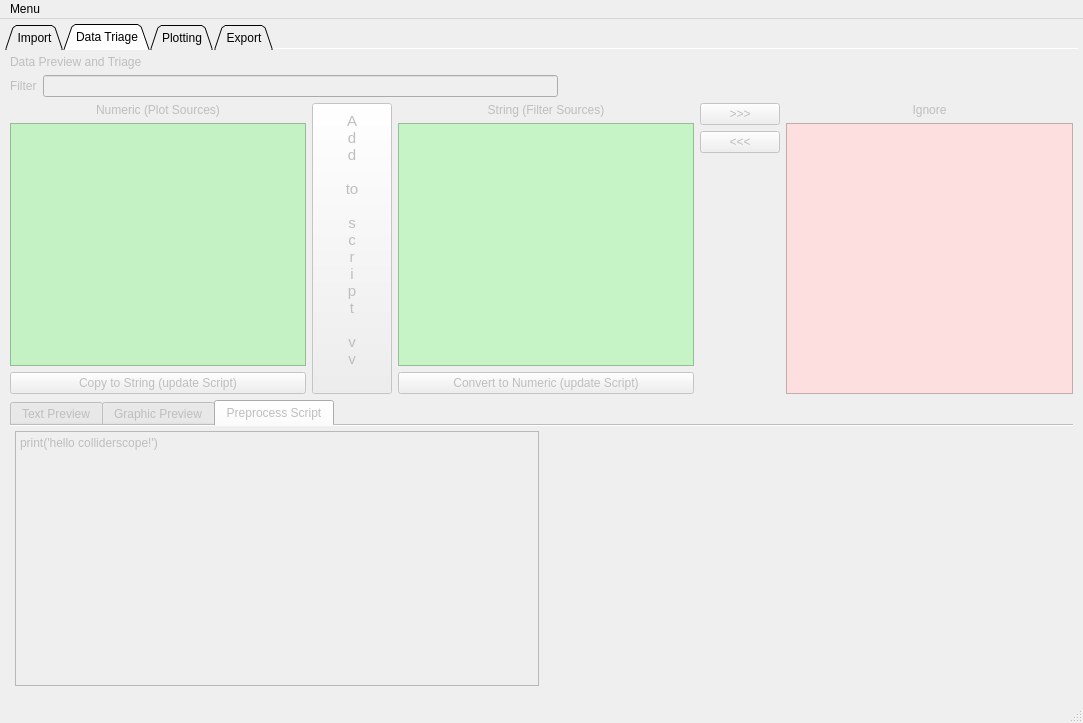
kevinanewman/colliderscope2024, file form.ui: the form before one commit.
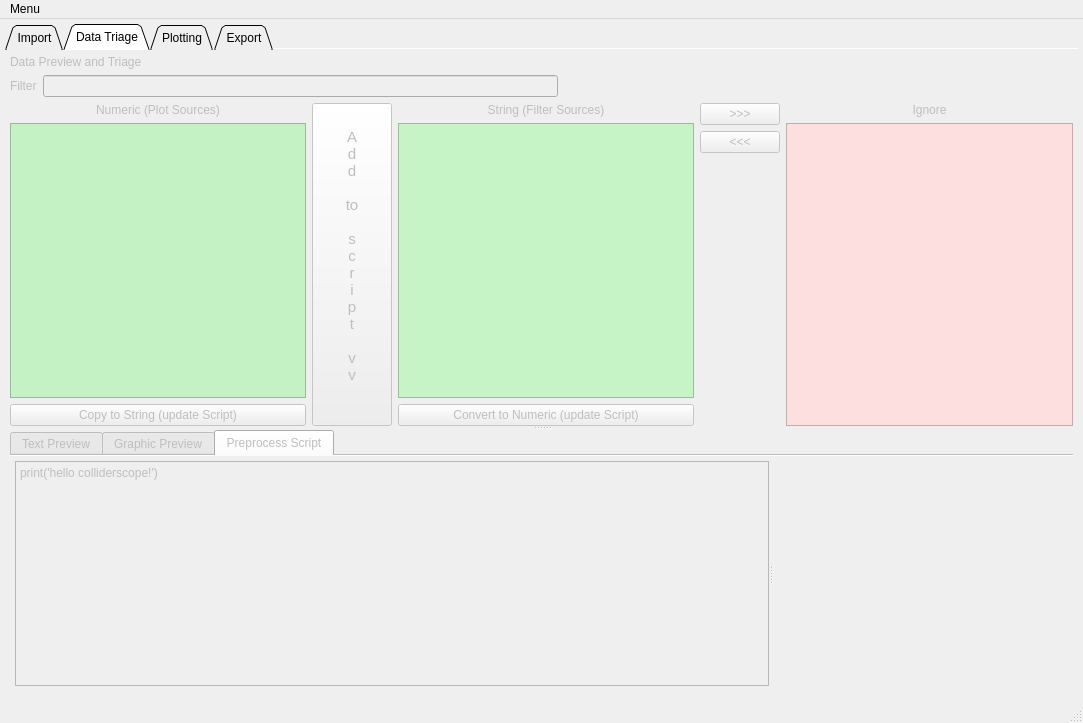
The form after the commit. The open tabs and pages were chosen to show the change. Custom widgets are drawn as their Qt base class.

Commit message: add splitters and some helpful button foci

Patch:
```diff
--- a/form.ui
+++ b/form.ui
@@ -23,7 +23,7 @@
      <verstretch>0</verstretch>
     </sizepolicy>
    </property>
-   <layout class="QHBoxLayout" name="horizontalLayout_2">
+   <layout class="QHBoxLayout" name="horizontalLayout_3">
     <property name="leftMargin">
      <number>5</number>
     </property>
@@ -606,7 +606,7 @@
        <attribute name="title">
         <string>Data Triage</string>
        </attribute>
-       <layout class="QVBoxLayout" name="verticalLayout_5">
+       <layout class="QHBoxLayout" name="horizontalLayout_4">
         <property name="leftMargin">
          <number>5</number>
         </property>
@@ -620,6 +620,14 @@
          <number>5</number>
         </property>
         <item>
+         <widget class="QSplitter" name="splitter_2">
+          <property name="orientation">
+           <enum>Qt::Vertical</enum>
+          </property>
+          <property name="childrenCollapsible">
+           <bool>false</bool>
+          </property>
+          <widget class="QWidget" name="">
          <layout class="QVBoxLayout" name="verticalLayout_3">
           <item>
            <widget class="QLabel" name="label">
@@ -655,10 +663,8 @@
             </item>
            </layout>
           </item>
-         </layout>
-        </item>
         <item>
-         <layout class="QHBoxLayout" name="horizontalLayout_4">
+             <layout class="QHBoxLayout" name="horizontalLayout_2">
           <item>
            <layout class="QVBoxLayout" name="verticalLayout_numeric">
             <property name="spacing">
@@ -1086,7 +1092,8 @@
           </item>
          </layout>
         </item>
-        <item>
+           </layout>
+          </widget>
          <widget class="QTabWidget" name="preview_tabWidget">
           <property name="cursor">
            <cursorShape>ArrowCursor</cursorShape>
@@ -1129,7 +1136,7 @@
            <attribute name="title">
             <string>Graphic Preview</string>
            </attribute>
-           <layout class="QHBoxLayout" name="horizontalLayout_3">
+            <layout class="QVBoxLayout" name="verticalLayout_4">
             <property name="leftMargin">
              <number>5</number>
             </property>
@@ -1178,13 +1185,18 @@
              <number>5</number>
             </property>
             <item>
+              <widget class="QSplitter" name="splitter">
+               <property name="orientation">
+                <enum>Qt::Horizontal</enum>
+               </property>
+               <property name="childrenCollapsible">
+                <bool>false</bool>
+               </property>
              <widget class="QPlainTextEdit" name="script_preview_plainTextEdit">
               <property name="plainText">
                <string>print('hello colliderscope!')</string>
               </property>
              </widget>
-            </item>
-            <item>
              <widget class="ConsoleWidget" name="script_preview_consoleWidget" native="true">
               <property name="sizePolicy">
                <sizepolicy hsizetype="MinimumExpanding" vsizetype="Preferred">
@@ -1193,8 +1205,10 @@
                </sizepolicy>
               </property>
              </widget>
-            </item>
-           </layout>
+              </widget>
+             </item>
+            </layout>
+           </widget>
           </widget>
          </widget>
         </item>
```
Left out of the diff: 2 changed lines with no effect on the pictures. Lines whose indentation alone changed are shown as unchanged. The commit also changes 2 other files.
